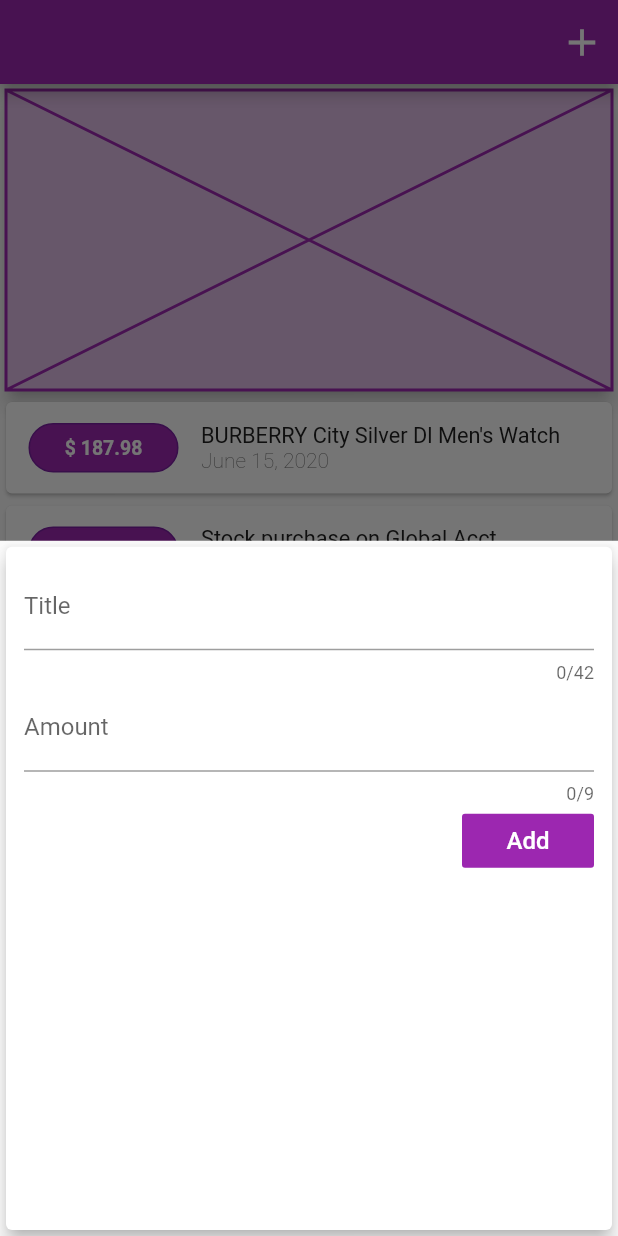
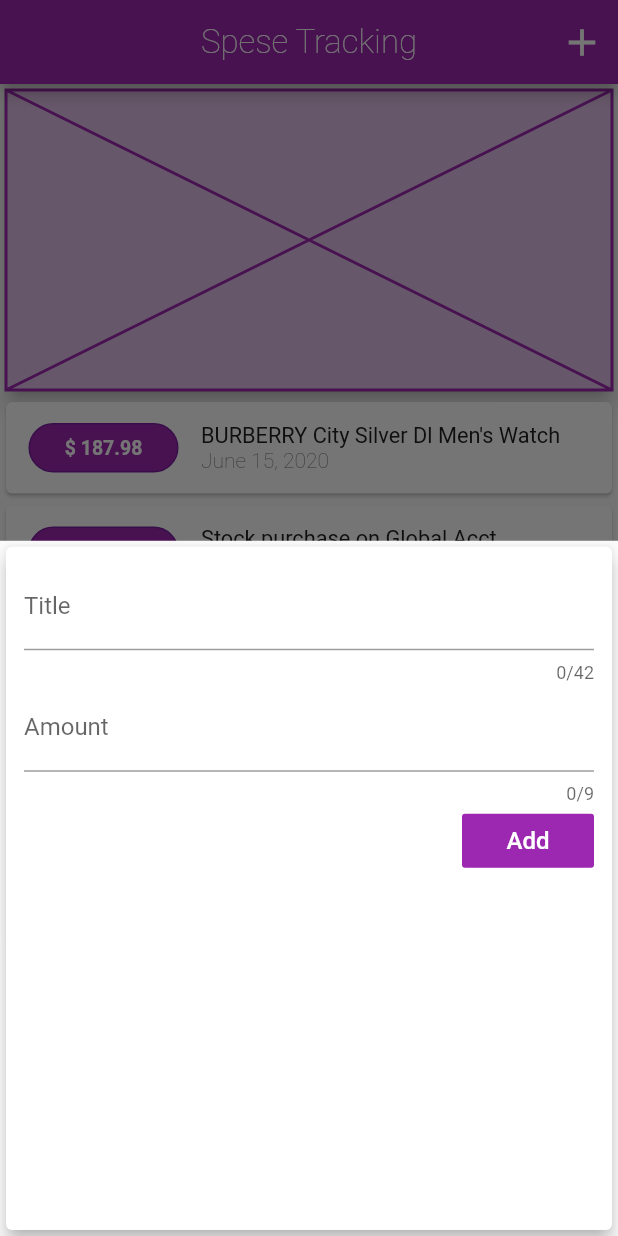
Before and after one commit to msawo/spese_app, a Flutter app: the screen it shows after launch, after a tap on the "add" icon, on a phone screen of 412 x 824 dp. Run offline on Flutter 3.47's test engine with Material 2 defaults, Android fonts, the phone set to English and light mode, and no system bars.

Commit message:
Mv fonts to assets fir, theme app

```diff
--- a/lib/main.dart
+++ b/lib/main.dart
@@ -8,6 +8,11 @@ class SpeseApp extends StatelessWidget {
   @override
   Widget build(BuildContext context) {
     return MaterialApp(
+      theme: ThemeData(
+        primarySwatch: Colors.purple,
+        accentColor: Colors.cyan,
+        fontFamily: 'Roboto',
+      ),
       debugShowCheckedModeBanner: false,
       title: 'Spese App',
       home: HomePage(),
--- a/lib/screen/homePage.dart
+++ b/lib/screen/homePage.dart
@@ -59,7 +59,14 @@ class _HomePageState extends State<HomePage> {
     ]);
     return Scaffold(
       appBar: AppBar(
-        backgroundColor: primaryColor,
+        title: Text(
+          'Spese Tracking',
+          style: TextStyle(
+            fontSize: 22,
+            fontWeight: FontWeight.w200,
+          ),
+        ),
+        centerTitle: true,
         actions: <Widget>[
           IconButton(
             icon: Icon(
@@ -78,9 +85,11 @@ class _HomePageState extends State<HomePage> {
               Card(
                 child: Container(
                   height: 200,
-                  color: lightPrimaryColor,
+                  color: Theme.of(context).primaryColorLight,
                   width: double.infinity,
-                  child: Placeholder(color: primaryColor,),
+                  child: Placeholder(
+                    color: Theme.of(context).primaryColor,
+                  ),
                 ),
                 elevation: 5,
                 color: Colors.blueGrey.shade300,
@@ -94,7 +103,7 @@ class _HomePageState extends State<HomePage> {
       ),
       floatingActionButtonLocation: FloatingActionButtonLocation.centerFloat,
       floatingActionButton: FloatingActionButton(
-        backgroundColor: primaryColor,
+        // backgroundColor: Theme.of(context).primaryColor,
         onPressed: () => _startTxProcess(context),
         child: Icon(
           Icons.add,
--- a/lib/widgets/new_transaction.dart
+++ b/lib/widgets/new_transaction.dart
@@ -56,7 +56,7 @@ class _NewTransactionState extends State<NewTransaction> {
                     color: secondaryText,
                   ),
                 ),
-                cursorColor: primaryColor,
+                cursorColor: Theme.of(context).primaryColor,
                 maxLength: 42,
                 textCapitalization: TextCapitalization.words,
               ),
@@ -73,12 +73,12 @@ class _NewTransactionState extends State<NewTransaction> {
                     color: secondaryText,
                   ),
                 ),
-                cursorColor: primaryColor,
+                cursorColor: Theme.of(context).primaryColor,
                 maxLength: 9,
               ),
               FlatButton(
                 onPressed: submitInput,
-                color: primaryColor,
+                color: Theme.of(context).primaryColor,
                 child: Text(
                   'Add',
                   style: TextStyle(
--- a/lib/widgets/transaction_list.dart
+++ b/lib/widgets/transaction_list.dart
@@ -35,9 +35,9 @@ class TransactionList extends StatelessWidget {
                   ),
                   decoration: BoxDecoration(
                     borderRadius: BorderRadius.circular(30.0),
-                    color: primaryColor,
+                    color: Theme.of(context).primaryColor,
                     border: Border.all(
-                      color: darkPrimaryColor,
+                      color: Theme.of(context).primaryColorDark,
                       width: 1.0,
                     ),
                   ),
```
Also changed, not shown: pubspec.yaml (+12 -8 lines), assets/fonts/Poiret_One/PoiretOne-Regular.ttf (added), fonts/Roboto/Roboto-Black.ttf (deleted), fonts/Roboto/Roboto-BlackItalic.ttf (deleted), fonts/Roboto/Roboto-Bold.ttf (deleted), fonts/Roboto/Roboto-BoldItalic.ttf (deleted), fonts/Roboto/Roboto-Italic.ttf (deleted), fonts/Roboto/Roboto-Light.ttf (deleted), fonts/Roboto/Roboto-LightItalic.ttf (deleted), fonts/Roboto/Roboto-Medium.ttf (deleted), fonts/Roboto/Roboto-MediumItalic.ttf (deleted), fonts/Roboto/Roboto-Regular.ttf (deleted), fonts/Roboto/Roboto-Thin.ttf (deleted), fonts/Roboto/Roboto-ThinItalic.ttf (deleted).
